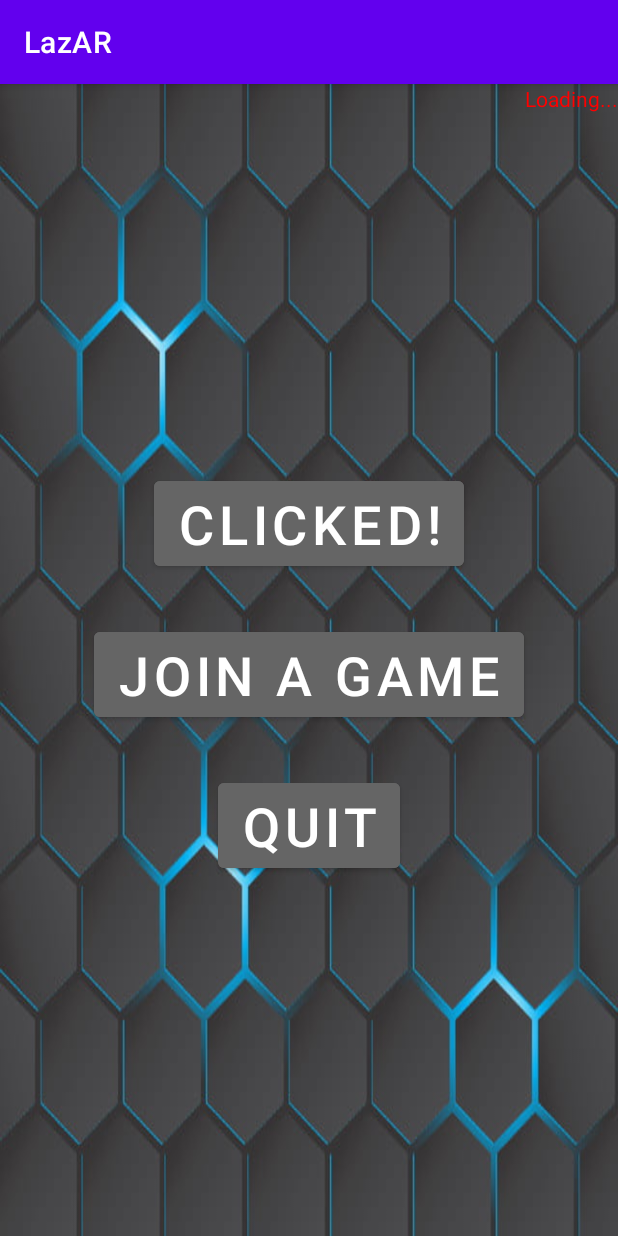
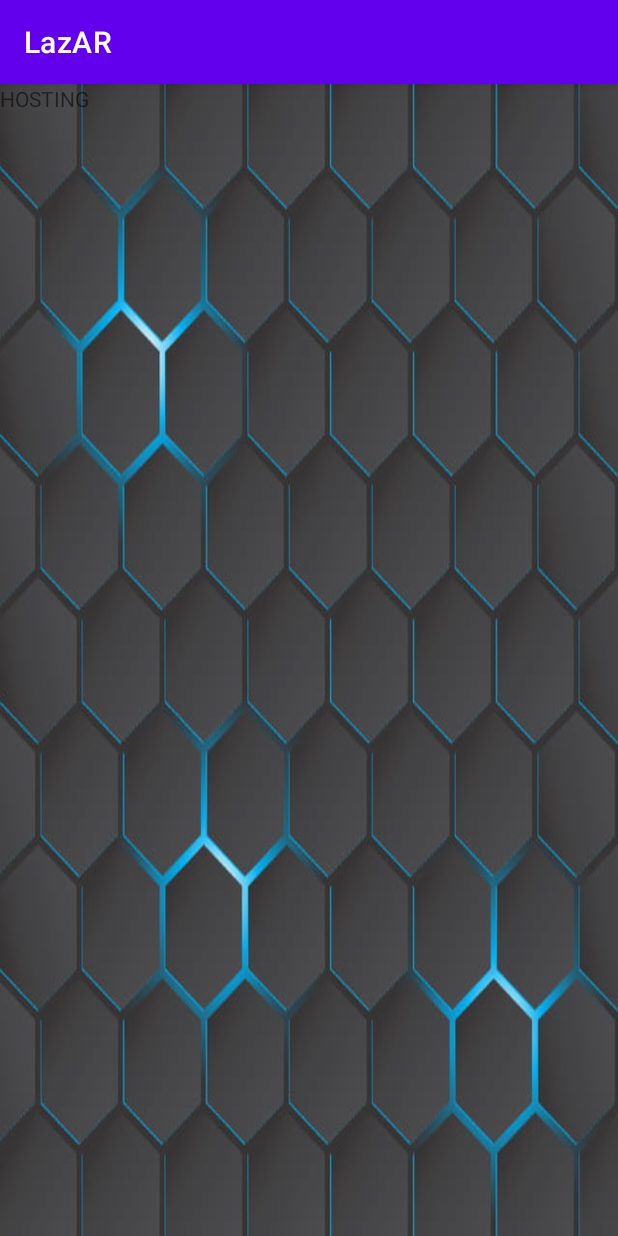
Before and after one commit to 454-LazAR/lazar-android-app, an Android app: the screen it shows after launch (HomeActivity before the commit, StartActivity after it), after a tap on "HOST A GAME", on a phone screen of 412 x 824 dp. Run offline under Robolectric (Android 15) with nearby library versions, the phone set to English and light mode, and no system bars.

Commit message:
StartActivity with intents and extras

```diff
--- a/app/src/main/AndroidManifest.xml
+++ b/app/src/main/AndroidManifest.xml
@@ -12,6 +12,9 @@
         android:theme="@style/Theme.Lazarandroidapp"
         tools:targetApi="31">
         <activity
+            android:name=".StartActivity"
+            android:exported="false" />
+        <activity
             android:name=".HomeActivity"
             android:exported="true">
             <intent-filter>
--- a/app/src/main/java/com/example/lazar_android_app/HomeActivity.java
+++ b/app/src/main/java/com/example/lazar_android_app/HomeActivity.java
@@ -2,13 +2,16 @@ package com.example.lazar_android_app;
 
 import androidx.appcompat.app.AppCompatActivity;
 
+import android.content.Intent;
 import android.os.Bundle;
 import android.view.View;
 import android.widget.Button;
+import android.widget.EditText;
+import android.widget.LinearLayout;
 
 public class HomeActivity extends AppCompatActivity {
 
-    public static final boolean DEBUG = true;
+    public static final boolean DEBUG = false;
 
     @Override
     protected void onCreate(Bundle savedInstanceState) {
@@ -24,6 +27,9 @@ public class HomeActivity extends AppCompatActivity {
     public void hostGame(View view) {
         if (!DEBUG) {
             // Change view to StartActivity (search for nearby "joining")
+            Intent startStart = new Intent(getApplicationContext(), StartActivity.class);
+            startStart.putExtra("mode", "HOST");
+            startActivity(startStart);
         }
         else {
             // DEBUG MODE ACTIONS
@@ -34,7 +40,10 @@ public class HomeActivity extends AppCompatActivity {
 
     public void joinGame(View view) {
         if (!DEBUG) {
-            // Change view to StartActivity (search for nearby "hosting")
+            Button btn = findViewById(R.id.joinButton);
+            LinearLayout codeLayout = findViewById(R.id.joinCodeLayout);
+            btn.setVisibility(View.GONE);
+            codeLayout.setVisibility(View.VISIBLE);
         }
         else {
             // DEBUG MODE ACTIONS
@@ -42,4 +51,15 @@ public class HomeActivity extends AppCompatActivity {
             btn.setText("CLICKED!");
         }
     }
+
+    public void submitRoomCode(View view) {
+        EditText roomCodeField = findViewById(R.id.enterRoomCode);
+        String code = roomCodeField.getText().toString();
+
+        Intent startStart = new Intent(getApplicationContext(), StartActivity.class);
+
+        startStart.putExtra("mode", "JOIN");
+        startStart.putExtra("roomCode", code);
+        startActivity(startStart);
+    }
 }
--- /dev/null
+++ b/app/src/main/java/com/example/lazar_android_app/StartActivity.java
@@ -0,0 +1,32 @@
+package com.example.lazar_android_app;
+
+import androidx.appcompat.app.AppCompatActivity;
+
+import android.os.Bundle;
+import android.widget.TextView;
+
+public class StartActivity extends AppCompatActivity {
+    @Override
+    protected void onCreate(Bundle savedInstanceState) {
+        super.onCreate(savedInstanceState);
+
+        Bundle extras = getIntent().getExtras();
+
+        if (extras.getString("mode").equals("HOST")) {
+            startAsHost();
+        } else {
+            startAsJoin(extras.getString("roomCode"));
+        }
+    }
+
+    private void startAsHost() {
+        setContentView(R.layout.activity_start_host);
+    }
+
+    private void startAsJoin(String roomCode) {
+        setContentView(R.layout.activity_start_join);
+
+        TextView banner = findViewById(R.id.lobbyBanner);
+        banner.setText(roomCode);
+    }
+}
--- /dev/null
+++ b/app/src/main/res/layout/activity_start_host.xml
@@ -0,0 +1,18 @@
+<?xml version="1.0" encoding="utf-8"?>
+<LinearLayout
+    xmlns:android="http://schemas.android.com/apk/res/android"
+    xmlns:app="http://schemas.android.com/apk/res-auto"
+    xmlns:tools="http://schemas.android.com/tools"
+    android:layout_width="match_parent"
+    android:layout_height="match_parent"
+    tools:context=".HomeActivity"
+    android:background="@drawable/hex_background"
+    android:orientation="vertical">
+
+    <TextView
+        android:id="@+id/lobbyBanner"
+        android:text="HOSTING"
+        android:layout_height="wrap_content"
+        android:layout_width="wrap_content" />
+
+</LinearLayout>
```
Also changed, not shown: app/src/main/res/layout/activity_home.xml (+20 -0 lines), app/src/main/res/layout/activity_start_join.xml (added, +18 -0 lines).
